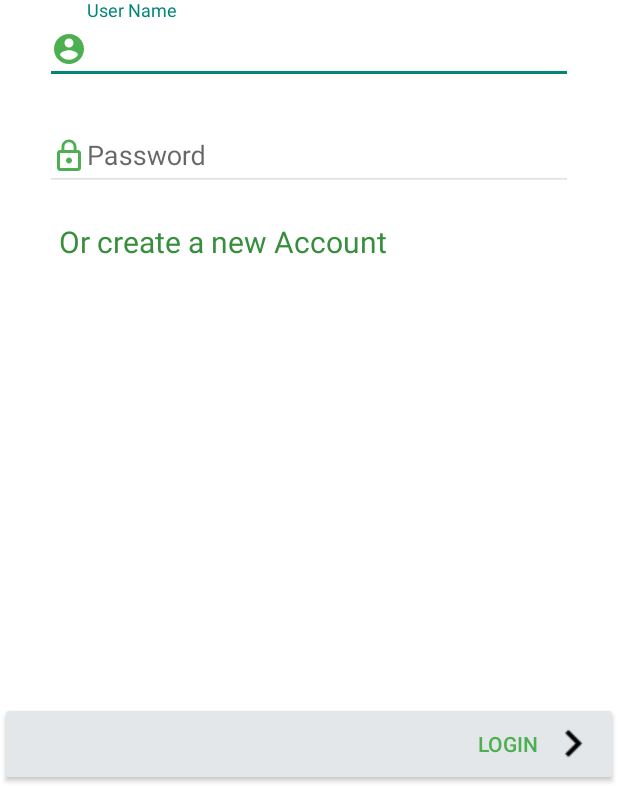
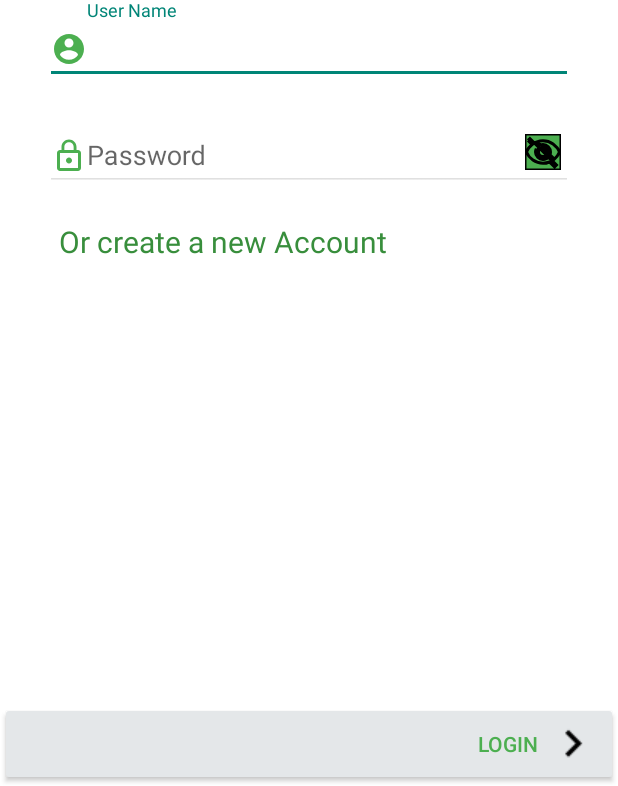
Before and after one commit to chetank628/Myapp_Qualitykiosk, an Android app: the screen it shows after launch (MainActivity), after a tap on an icon or button, on a phone screen of 412 x 824 dp, the part 450-1236 px from its top. Run offline under Robolectric (Android 15) with nearby library versions, the phone set to English and light mode, and no system bars.

```diff
--- a/app/src/main/res/animator/show_disable.xml
+++ b/app/src/main/res/animator/show_disable.xml
@@ -3,9 +3,9 @@
     <objectAnimator
 
         android:propertyName="pathdata"
-        android:valueFrom="M12,4.5C7,4.5 2.73,7.61 1,12c1.73,4.39 6,7.5 11,7.5s9.27,-3.11 11,-7.5c-1.73,-4.39 -6,-7.5 -11,-7.5zM12,17c-2.76,0 -5,-2.24 -5,-5s2.24,-5 5,-5 5,2.24 5,5 -2.24,5 -5,5zM12,9c-1.66,0 -3,1.34 -3,3s1.34,3 3,3 3,-1.34 3,-3 -1.34,-3 -3,-3z"
-        android:valueTo="M12,7c2.76,0 5,2.24 5,5 0,0.65 -0.13,1.26 -0.36,1.83l2.92,2.92c1.51,-1.26 2.7,-2.89 3.43,-4.75 -1.73,-4.39 -6,-7.5 -11,-7.5 -1.4,0 -2.74,0.25 -3.98,0.7l2.16,2.16C10.74,7.13 11.35,7 12,7zM2,4.27l2.28,2.28 0.46,0.46C3.08,8.3 1.78,10.02 1,12c1.73,4.39 6,7.5 11,7.5 1.55,0 3.03,-0.3 4.38,-0.84l0.42,0.42L19.73,22 21,20.73 3.27,3 2,4.27zM7.53,9.8l1.55,1.55c-0.05,0.21 -0.08,0.43 -0.08,0.65 0,1.66 1.34,3 3,3 0.22,0 0.44,-0.03 0.65,-0.08l1.55,1.55c-0.67,0.33 -1.41,0.53 -2.2,0.53 -2.76,0 -5,-2.24 -5,-5 0,-0.79 0.2,-1.53 0.53,-2.2zM11.84,9.02l3.15,3.15 0.02,-0.16c0,-1.66 -1.34,-3 -3,-3l-0.17,0.01z"
-       android:duration="450"
+        android:valueFrom="M 0.0,0.0 h 0.0 v 0.0 H 0.0 L 0.0,0.0 m 0.0,0.0 h 0.0 v 0.0 H 0.0 L 0.0,0.0 m 0.0,0.0 h 0.0 v 0.0 H 0.0 L 0.0,0.0 m 0.0,0.0 h 24.0 v 24.0 H 0.0 L 0.0,24.0 M 0.0,24.0 c 0.0,0.0,0.0,0.0,0.0,0.0 c 0.0,0.0,0.0,0.0,0.0,0.0 l 0.0,0.0 c 0.0,0.0,0.0,0.0,0.0,0.0 c 0.0,0.0,0.0,0.0,0.0,0.0 c 0.0,0.0,0.0,0.0,0.0,0.0 l 0.0,0.0 C 0.0,24.0,0.0,24.0,0.0,24.0 L 0.0,0.0 M 12.0,4.5 l 0.0,0.0 l 0.0,0.0 C 7.0,4.5,2.73,7.61,1.0,12.0 c 1.73,4.39,6.0,7.5,11.0,7.5 s 9.27,-3.11,11.0,-7.5 c -1.73,-4.39,-6.0,-7.5,-11.0,-7.5 l 0.0,0.0 L 12.0,4.5 L 12.0,4.5 L 12.0,4.5 L 12.0,4.5 M 12.0,17.0 l 0.0,0.0 c -2.76,0.0,-5.0,-2.24,-5.0,-5.0 s 2.24,-5.0,5.0,-5.0 s 5.0,2.24,5.0,5.0 s -2.24,5.0,-5.0,5.0 c 0.0,0.0,0.0,0.0,0.0,0.0 c 0.0,0.0,0.0,0.0,0.0,0.0 l 0.0,0.0 c 0.0,0.0,0.0,0.0,0.0,0.0 c 0.0,0.0,0.0,0.0,0.0,0.0 c 0.0,0.0,0.0,0.0,0.0,0.0 L 12.0,17.0 m 0.0,-8.0 l 0.0,0.0 l 0.0,0.0 c -1.66,0.0,-3.0,1.34,-3.0,3.0 s 1.34,3.0,3.0,3.0 s 3.0,-1.34,3.0,-3.0 s -1.34,-3.0,-3.0,-3.0 l 0.0,0.0 L 12.0,9.0 "
+        android:valueTo="M 0.0,0.0 h 24.0 v 24.0 H 0.0 L 0.0,0.0 m 0.0,0.0 h 24.0 v 24.0 H 0.0 L 0.0,0.0 m 0.0,0.0 h 24.0 v 24.0 H 0.0 L 0.0,0.0 m 0.0,0.0 h 24.0 v 24.0 H 0.0 L 0.0,0.0 M 12.0,7.0 c 2.76,0.0,5.0,2.24,5.0,5.0 c 0.0,0.65,-0.13,1.26,-0.36,1.83 l 2.92,2.92 c 1.51,-1.26,2.7,-2.89,3.43,-4.75 c -1.73,-4.39,-6.0,-7.5,-11.0,-7.5 c -1.4,0.0,-2.74,0.25,-3.98,0.7 l 2.16,2.16 C 10.74,7.13,11.35,7.0,12.0,7.0 L 12.0,7.0 M 2.0,4.27 l 2.28,2.28 l 0.46,0.46 C 3.08,8.3,1.78,10.02,1.0,12.0 c 1.73,4.39,6.0,7.5,11.0,7.5 s 0.0,0.0,0.0,0.0 c 1.55,0.0,3.03,-0.3,4.38,-0.84 l 0.42,0.42 L 19.73,22.0 L 21.0,20.73 L 3.27,3.0 L 2.0,4.27 M 7.53,9.8 l 1.55,1.55 c -0.05,0.21,-0.08,0.43,-0.08,0.65 s 0.0,0.0,0.0,0.0 s 0.0,0.0,0.0,0.0 s 0.0,0.0,0.0,0.0 c 0.0,1.66,1.34,3.0,3.0,3.0 c 0.22,0.0,0.44,-0.03,0.65,-0.08 l 1.55,1.55 c -0.67,0.33,-1.41,0.53,-2.2,0.53 c -2.76,0.0,-5.0,-2.24,-5.0,-5.0 c 0.0,-0.79,0.2,-1.53,0.53,-2.2 L 7.53,9.8 m 4.31,-0.78 l 3.15,3.15 l 0.02,-0.16 c 0.0,-1.66,-1.34,-3.0,-3.0,-3.0 s 0.0,0.0,0.0,0.0 s 0.0,0.0,0.0,0.0 s 0.0,0.0,0.0,0.0 l -0.17,0.01 L 11.84,9.02 "
+       android:duration="2000"
         android:interpolator="@android:interpolator/fast_out_slow_in"
         android:valueType="pathType"
         />
--- a/app/src/main/res/drawable/ic_visibility_black_24px.xml
+++ b/app/src/main/res/drawable/ic_visibility_black_24px.xml
@@ -5,6 +5,6 @@
         android:viewportHeight="24.0">
     <path
         android:name="visble"
-        android:pathData="M12,4.5C7,4.5 2.73,7.61 1,12c1.73,4.39 6,7.5 11,7.5s9.27,-3.11 11,-7.5c-1.73,-4.39 -6,-7.5 -11,-7.5zM12,17c-2.76,0 -5,-2.24 -5,-5s2.24,-5 5,-5 5,2.24 5,5 -2.24,5 -5,5zM12,9c-1.66,0 -3,1.34 -3,3s1.34,3 3,3 3,-1.34 3,-3 -1.34,-3 -3,-3z"
+        android:pathData="M 0.0,0.0 h 0.0 v 0.0 H 0.0 L 0.0,0.0 m 0.0,0.0 h 0.0 v 0.0 H 0.0 L 0.0,0.0 m 0.0,0.0 h 0.0 v 0.0 H 0.0 L 0.0,0.0 m 0.0,0.0 h 24.0 v 24.0 H 0.0 L 0.0,24.0 M 0.0,24.0 c 0.0,0.0,0.0,0.0,0.0,0.0 c 0.0,0.0,0.0,0.0,0.0,0.0 l 0.0,0.0 c 0.0,0.0,0.0,0.0,0.0,0.0 c 0.0,0.0,0.0,0.0,0.0,0.0 c 0.0,0.0,0.0,0.0,0.0,0.0 l 0.0,0.0 C 0.0,24.0,0.0,24.0,0.0,24.0 L 0.0,0.0 M 12.0,4.5 l 0.0,0.0 l 0.0,0.0 C 7.0,4.5,2.73,7.61,1.0,12.0 c 1.73,4.39,6.0,7.5,11.0,7.5 s 9.27,-3.11,11.0,-7.5 c -1.73,-4.39,-6.0,-7.5,-11.0,-7.5 l 0.0,0.0 L 12.0,4.5 L 12.0,4.5 L 12.0,4.5 L 12.0,4.5 M 12.0,17.0 l 0.0,0.0 c -2.76,0.0,-5.0,-2.24,-5.0,-5.0 s 2.24,-5.0,5.0,-5.0 s 5.0,2.24,5.0,5.0 s -2.24,5.0,-5.0,5.0 c 0.0,0.0,0.0,0.0,0.0,0.0 c 0.0,0.0,0.0,0.0,0.0,0.0 l 0.0,0.0 c 0.0,0.0,0.0,0.0,0.0,0.0 c 0.0,0.0,0.0,0.0,0.0,0.0 c 0.0,0.0,0.0,0.0,0.0,0.0 L 12.0,17.0 m 0.0,-8.0 l 0.0,0.0 l 0.0,0.0 c -1.66,0.0,-3.0,1.34,-3.0,3.0 s 1.34,3.0,3.0,3.0 s 3.0,-1.34,3.0,-3.0 s -1.34,-3.0,-3.0,-3.0 l 0.0,0.0 L 12.0,9.0 "
         android:fillColor="@color/Primary"/>
 </vector>
--- a/app/src/main/res/drawable/ic_visibility_off_black_24px.xml
+++ b/app/src/main/res/drawable/ic_visibility_off_black_24px.xml
@@ -5,6 +5,7 @@
         android:viewportHeight="24.0">
     <path
         android:name="hide"
-        android:pathData="M12,7c2.76,0 5,2.24 5,5 0,0.65 -0.13,1.26 -0.36,1.83l2.92,2.92c1.51,-1.26 2.7,-2.89 3.43,-4.75 -1.73,-4.39 -6,-7.5 -11,-7.5 -1.4,0 -2.74,0.25 -3.98,0.7l2.16,2.16C10.74,7.13 11.35,7 12,7zM2,4.27l2.28,2.28 0.46,0.46C3.08,8.3 1.78,10.02 1,12c1.73,4.39 6,7.5 11,7.5 1.55,0 3.03,-0.3 4.38,-0.84l0.42,0.42L19.73,22 21,20.73 3.27,3 2,4.27zM7.53,9.8l1.55,1.55c-0.05,0.21 -0.08,0.43 -0.08,0.65 0,1.66 1.34,3 3,3 0.22,0 0.44,-0.03 0.65,-0.08l1.55,1.55c-0.67,0.33 -1.41,0.53 -2.2,0.53 -2.76,0 -5,-2.24 -5,-5 0,-0.79 0.2,-1.53 0.53,-2.2zM11.84,9.02l3.15,3.15 0.02,-0.16c0,-1.66 -1.34,-3 -3,-3l-0.17,0.01z"
+        android:pathData="M 0.0,0.0 h 24.0 v 24.0 H 0.0 L 0.0,0.0 m 0.0,0.0 h 24.0 v 24.0 H 0.0 L 0.0,0.0 m 0.0,0.0 h 24.0 v 24.0 H 0.0 L 0.0,0.0 m 0.0,0.0 h 24.0 v 24.0 H 0.0 L 0.0,0.0 M 12.0,7.0 c 2.76,0.0,5.0,2.24,5.0,5.0 c 0.0,0.65,-0.13,1.26,-0.36,1.83 l 2.92,2.92 c 1.51,-1.26,2.7,-2.89,3.43,-4.75 c -1.73,-4.39,-6.0,-7.5,-11.0,-7.5 c -1.4,0.0,-2.74,0.25,-3.98,0.7 l 2.16,2.16 C 10.74,7.13,11.35,7.0,12.0,7.0 L 12.0,7.0 M 2.0,4.27 l 2.28,2.28 l 0.46,0.46 C 3.08,8.3,1.78,10.02,1.0,12.0 c 1.73,4.39,6.0,7.5,11.0,7.5 s 0.0,0.0,0.0,0.0 c 1.55,0.0,3.03,-0.3,4.38,-0.84 l 0.42,0.42 L 19.73,22.0 L 21.0,20.73 L 3.27,3.0 L 2.0,4.27 M 7.53,9.8 l 1.55,1.55 c -0.05,0.21,-0.08,0.43,-0.08,0.65 s 0.0,0.0,0.0,0.0 s 0.0,0.0,0.0,0.0 s 0.0,0.0,0.0,0.0 c 0.0,1.66,1.34,3.0,3.0,3.0 c 0.22,0.0,0.44,-0.03,0.65,-0.08 l 1.55,1.55 c -0.67,0.33,-1.41,0.53,-2.2,0.53 c -2.76,0.0,-5.0,-2.24,-5.0,-5.0 c 0.0,-0.79,0.2,-1.53,0.53,-2.2 L 7.53,9.8 m 4.31,-0.78 l 3.15,3.15 l 0.02,-0.16 c 0.0,-1.66,-1.34,-3.0,-3.0,-3.0 s 0.0,0.0,0.0,0.0 s 0.0,0.0,0.0,0.0 s 0.0,0.0,0.0,0.0 l -0.17,0.01 L 11.84,9.02 "
+        android:strokeWidth="2" android:strokeColor="#000000"
         android:fillColor="@color/Primary"/>
 </vector>
```
